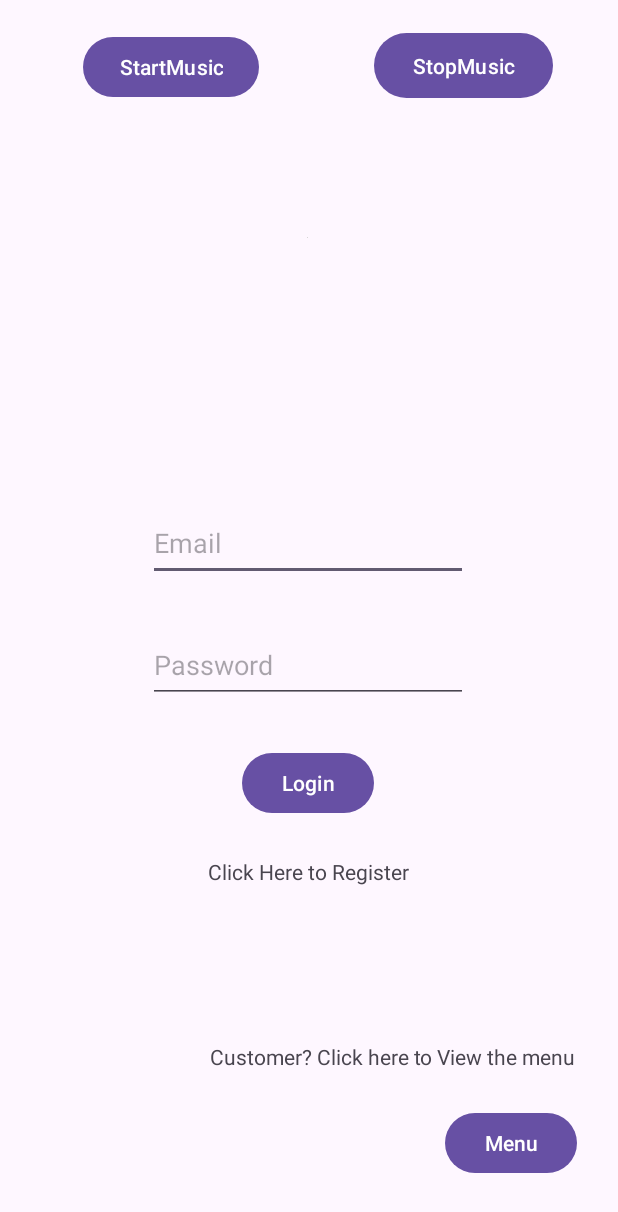
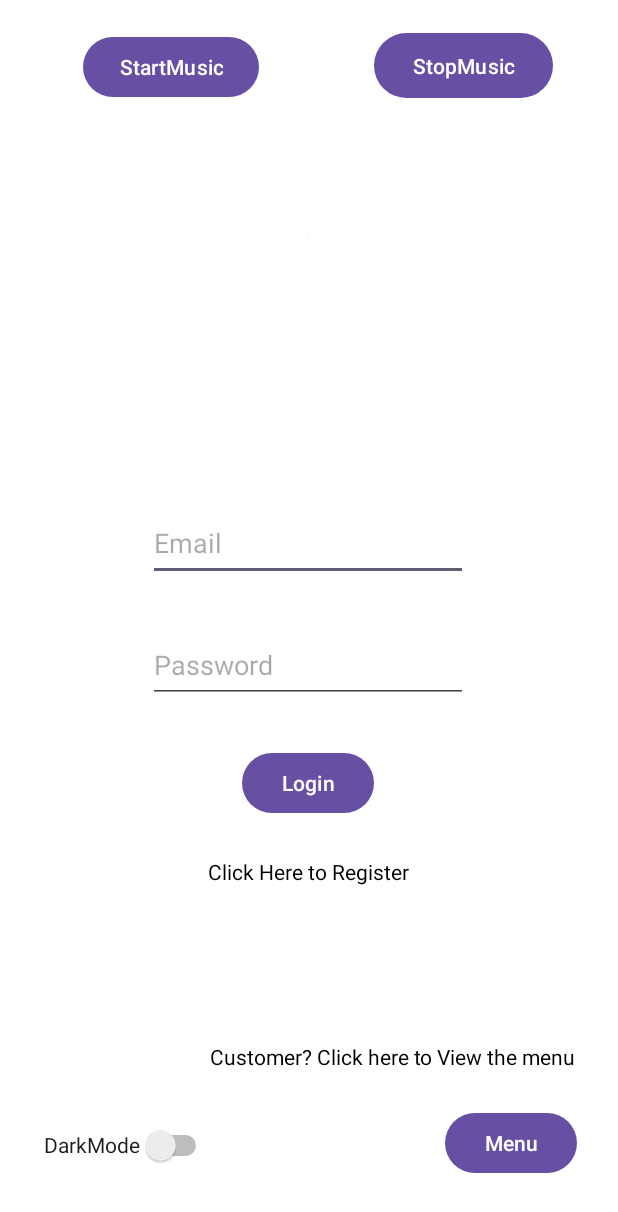
Before and after one commit to Ragasri05/RagaApp, an Android app: the screen it shows after launch (LoginScreen), on a phone screen of 412 x 824 dp. Shown: the top 1212 px of the screen. Run offline under Robolectric (Android 15) with nearby library versions, the phone set to English and light mode, and no system bars; our stand-ins replace Firebase (no records; nobody signed in at launch, a user with empty details on screens opened directly), Picasso; pictures from the network do not load.

Commit message:
Shared Preferences- Light and Dark Mode

```diff
--- a/app/src/main/java/com/example/foodorderapp/LoginScreen.java
+++ b/app/src/main/java/com/example/foodorderapp/LoginScreen.java
@@ -1,18 +1,22 @@
 package com.example.foodorderapp;
 
+import android.annotation.SuppressLint;
 import android.content.Intent;
+import android.content.SharedPreferences;
 import android.os.Bundle;
 import android.text.TextUtils;
 import android.view.View;
 import android.widget.Button;
 import android.widget.EditText;
 import android.widget.ImageView;
+import android.widget.Switch;
 import android.widget.TextView;
 import android.widget.Toast;
 
 import androidx.activity.EdgeToEdge;
 import androidx.annotation.NonNull;
 import androidx.appcompat.app.AppCompatActivity;
+import androidx.appcompat.app.AppCompatDelegate;
 
 import com.google.android.gms.tasks.OnCompleteListener;
 import com.google.android.gms.tasks.Task;
@@ -27,6 +31,11 @@ public class LoginScreen extends AppCompatActivity {
     Button LButton, MenuButton, StopMusic, startMusic;
     FirebaseAuth fb;
     ImageView im1;
+    SharedPreferences sharedPreferences;
+    Switch aSwitch;
+    Boolean nightMode;
+    SharedPreferences.Editor editor;
+
 
 
     @Override
@@ -43,6 +52,7 @@ public class LoginScreen extends AppCompatActivity {
         MenuButton = findViewById(R.id.MenuButton);
         StopMusic = findViewById(R.id.StopMusicButton);
         startMusic =findViewById(R.id.startMusicButton);
+        aSwitch = findViewById(R.id.aSwitch);
 
         LButton.setOnClickListener(new View.OnClickListener() {
             @Override
@@ -109,5 +119,37 @@ public class LoginScreen extends AppCompatActivity {
         im1 = findViewById(R.id.imageView2);
         String url = "https://thumbs.dreamstime.com/b/login-icon-button-vector-illustration-isolated-white-background-127001787.jpg";
         Picasso.get().load(url).into(im1);
+
+
+        // Shared Preferences.
+        sharedPreferences = getSharedPreferences("MySharedPreferences",MODE_PRIVATE);
+        nightMode = sharedPreferences.getBoolean("night",false);  // light mode will be default mode.
+        if (nightMode){
+            aSwitch.setChecked(true);
+            AppCompatDelegate.setDefaultNightMode(AppCompatDelegate.MODE_NIGHT_YES);
+        }else {
+            AppCompatDelegate.setDefaultNightMode(AppCompatDelegate.MODE_NIGHT_NO);
+        }
+
+        aSwitch.setOnClickListener(new View.OnClickListener() {
+            @Override
+            public void onClick(View view) {
+                setTheme();
+            }
+        });
+    }
+
+    private void setTheme(){
+        if (nightMode){
+            AppCompatDelegate.setDefaultNightMode(AppCompatDelegate.MODE_NIGHT_NO);
+            editor = sharedPreferences.edit();
+            editor.putBoolean("night",false);
+        }
+        else {
+            AppCompatDelegate.setDefaultNightMode(AppCompatDelegate.MODE_NIGHT_YES);
+            editor = sharedPreferences.edit();
+            editor.putBoolean("night",true);
+        }
+        editor.apply();
     }
 }
--- a/app/src/main/res/layout/activity_get_menu.xml
+++ b/app/src/main/res/layout/activity_get_menu.xml
@@ -7,6 +7,7 @@
     android:layout_width="match_parent"
     android:layout_height="match_parent"
     android:orientation="vertical"
+    style="@style/SCREEN"
     tools:context=".GetMenu">
 
 
@@ -14,5 +15,5 @@
         android:layout_width="match_parent"
         android:layout_height="match_parent"
         android:id="@+id/recyclerView"
-        />
+        style="@style/TEXT" />
 </androidx.appcompat.widget.LinearLayoutCompat>
--- a/app/src/main/res/layout/activity_login_screen.xml
+++ b/app/src/main/res/layout/activity_login_screen.xml
@@ -3,6 +3,7 @@
     xmlns:app="http://schemas.android.com/apk/res-auto"
     xmlns:tools="http://schemas.android.com/tools"
     android:id="@+id/main"
+    style="@style/SCREEN"
     android:layout_width="match_parent"
     android:layout_height="match_parent"
     tools:context=".MainActivity">
@@ -13,6 +14,7 @@
         android:layout_height="50dp"
         android:ems="10"
         android:hint="@string/email"
+        style="@style/TEXT"
         android:inputType="textEmailAddress"
         app:layout_constraintBottom_toBottomOf="parent"
         app:layout_constraintEnd_toEndOf="parent"
@@ -27,6 +29,7 @@
         android:layout_height="50dp"
         android:ems="10"
         android:hint="@string/password"
+        style="@style/TEXT"
         android:inputType="textPassword"
         app:layout_constraintBottom_toBottomOf="parent"
         app:layout_constraintEnd_toEndOf="parent"
@@ -52,6 +55,7 @@
         android:layout_width="wrap_content"
         android:layout_height="wrap_content"
         android:text="@string/click_here_to_register"
+        style="@style/TEXT"
         app:layout_constraintBottom_toBottomOf="parent"
         app:layout_constraintEnd_toEndOf="parent"
         app:layout_constraintHorizontal_bias="0.498"
@@ -75,6 +79,7 @@
         android:id="@+id/textView"
         android:layout_width="wrap_content"
         android:layout_height="wrap_content"
+        style="@style/TEXT"
         android:text="@string/customer_click_here_to_view_the_menu"
         app:layout_constraintBottom_toBottomOf="parent"
         app:layout_constraintEnd_toEndOf="parent"
@@ -100,6 +105,7 @@
         android:layout_width="119dp"
         android:layout_height="51dp"
         android:text="@string/stopmusic"
+        style="@style/BUTTON"
         app:layout_constraintBottom_toBottomOf="parent"
         app:layout_constraintEnd_toEndOf="parent"
         app:layout_constraintHorizontal_bias="0.852"
@@ -112,6 +118,7 @@
         android:layout_width="wrap_content"
         android:layout_height="wrap_content"
         android:text="@string/startmusic"
+        style="@style/BUTTON"
         app:layout_constraintBottom_toBottomOf="parent"
         app:layout_constraintEnd_toEndOf="parent"
         app:layout_constraintHorizontal_bias="0.187"
@@ -119,5 +126,19 @@
         app:layout_constraintTop_toTopOf="parent"
         app:layout_constraintVertical_bias="0.027" />
 
+    <Switch
+        android:id="@+id/aSwitch"
+        android:layout_width="wrap_content"
+        android:layout_height="48dp"
+        android:text="DarkMode"
+        style="@style/BUTTON"
+        app:layout_constraintBottom_toBottomOf="parent"
+        app:layout_constraintEnd_toEndOf="parent"
+        app:layout_constraintHorizontal_bias="0.099"
+        app:layout_constraintStart_toStartOf="parent"
+        app:layout_constraintTop_toTopOf="parent"
+        app:layout_constraintVertical_bias="0.953"
+        tools:ignore="UseSwitchCompatOrMaterialXml" />
+
 
 </androidx.constraintlayout.widget.ConstraintLayout>
--- a/app/src/main/res/values-night/themes.xml
+++ b/app/src/main/res/values-night/themes.xml
@@ -4,4 +4,20 @@
         <!-- Customize your dark theme here. -->
         <!-- <item name="colorPrimary">@color/my_dark_primary</item> -->
     </style>
+
+    <!-- Dark mode on -->
+    <!-- BackGround if Dark mode is on -->
+    <style name="SCREEN">
+        <item name="android:background">#000</item>
+    </style>
+
+    <!-- Textcolour if Dark mode is on-->
+    <style name="TEXT">
+        <item name="android:textColor">#fff</item>
+    </style>
+    <!-- Button colour if Dark mode is on -->
+    <style name="BUTTON">
+        <item name="android:button">@android:color/holo_orange_dark</item>
+    </style>
+
 </resources>
--- a/app/src/main/res/values/themes.xml
+++ b/app/src/main/res/values/themes.xml
@@ -6,4 +6,20 @@
     </style>
 
     <style name="Theme.FoodOrderApp" parent="Base.Theme.FoodOrderApp" />
+
+    <!-- Light mode on -->
+    <!-- BackGround if Light mode is on -->
+    <style name="SCREEN">
+        <item name="android:background">#FFF</item>
+    </style>
+
+    <!-- Textcolour if light mode is on-->
+    <style name="TEXT">
+        <item name="android:textColor">#000</item>
+    </style>
+    <!-- Button colour if Light mode is on -->
+    <!-- Button colour if Dark mode is on -->
+    <style name="BUTTON">
+        <item name="android:button">@android:color/holo_orange_dark</item>
+    </style>
 </resources>
```
Also changed, not shown: app/src/main/java/com/example/foodorderapp/GetMenu.java (+7 -1 lines).
